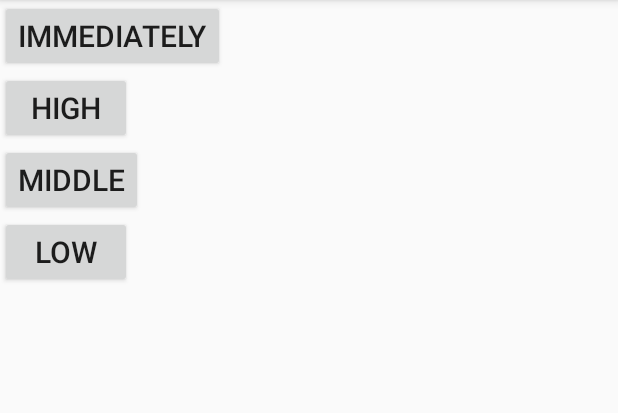
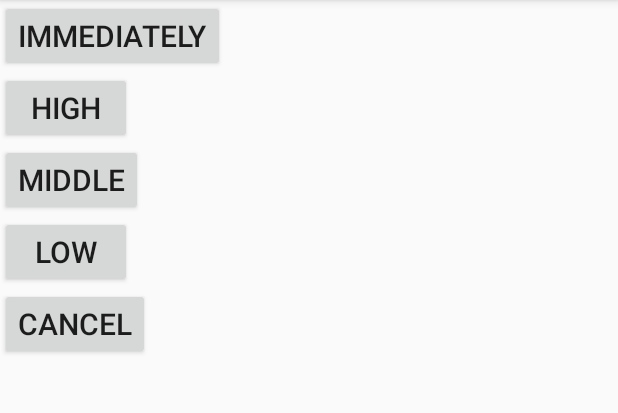
Before and after one commit to QuincyJiang/QueueDemo, an Android app: the screen it shows after launch (MainActivity), on a phone screen of 412 x 824 dp, the part 84-497 px from its top. Run offline under Robolectric (Android 15) with nearby library versions, the phone set to English and light mode, and no system bars; libraries missing offline, so code that uses them is left out: com.squareup.leakcanary; 1 statement that could not run was skipped.

```diff
--- a/app/src/main/AndroidManifest.xml
+++ b/app/src/main/AndroidManifest.xml
@@ -17,7 +17,6 @@
                 <category android:name="android.intent.category.LAUNCHER" />
             </intent-filter>
         </activity>
-        <activity android:name=".Main2Activity"></activity>
     </application>
 
 </manifest>
--- a/app/src/main/java/com/example/administrator/queuedemo/MainActivity.java
+++ b/app/src/main/java/com/example/administrator/queuedemo/MainActivity.java
@@ -16,6 +16,7 @@ public class MainActivity extends AppCompatActivity implements View.OnClickListe
     Button bt2;
     Button bt3;
     Button bt4;
+    Button bt5;
     private ShowTaskQueue taskQueue;
     @Override
     protected void onCreate(Bundle savedInstanceState) {
@@ -25,10 +26,12 @@ public class MainActivity extends AppCompatActivity implements View.OnClickListe
         bt2 = findViewById(R.id.bt_2);
         bt3 = findViewById(R.id.bt_3);
         bt4 = findViewById(R.id.bt_4);
+        bt5 = findViewById(R.id.bt_5);
         bt1.setOnClickListener(this);
         bt2.setOnClickListener(this);
         bt3.setOnClickListener(this);
         bt4.setOnClickListener(this);
+        bt5.setOnClickListener(this);
         taskQueue = ShowTaskQueue.getInstance();
         bt1.setOnClickListener(this);
     }
@@ -47,14 +50,19 @@ public class MainActivity extends AppCompatActivity implements View.OnClickListe
             case R.id.bt_4:
                 addlow();
                 break;
+            case R.id.bt_5:
+                task2.unlock();
+                break;
                 default:
         }
     }
+    ShowAlertTask task2;
     private void addImmediately(){
         new ShowAlertTask(taskQueue,this,"immediately","23333333",1).setPriority(TaskPriority.IMMEDIATELY).enqueue();
     }
     private void addHigh(){
-        new ShowAlertTask(taskQueue,this,"high","23333333",1).setPriority(TaskPriority.HIGH).enqueue();
+        task2 = (ShowAlertTask) (new ShowAlertTask(taskQueue,this,"high","23333333",1).setPriority(TaskPriority.HIGH));
+        task2.enqueue();
     }
     private void addmiddle(){
         new ShowAlertTask(taskQueue,this,"middle","23333333",1).setPriority(TaskPriority.DEFAULT).enqueue();
--- a/app/src/main/java/com/example/administrator/queuedemo/interf/IShowTask.java
+++ b/app/src/main/java/com/example/administrator/queuedemo/interf/IShowTask.java
@@ -19,4 +19,6 @@ public interface IShowTask extends Comparable<IShowTask>{
     String toString();
     boolean getShowStatus();
     int getDuration();
+    void lock() throws Exception;
+    void unlock();
 }
--- a/app/src/main/java/com/example/administrator/queuedemo/scheduler/ShowTaskExecutor.java
+++ b/app/src/main/java/com/example/administrator/queuedemo/scheduler/ShowTaskExecutor.java
@@ -4,8 +4,6 @@ import android.util.Log;
 
 import com.example.administrator.queuedemo.config.CurrentShowingTask;
 import com.example.administrator.queuedemo.interf.IShowTask;
-
-import java.util.concurrent.TimeUnit;
 
 import io.reactivex.Observable;
 import io.reactivex.ObservableEmitter;
@@ -44,7 +42,7 @@ public class ShowTaskExecutor {
                         showEvent.setEventType(TaskEvent.EventType.SHOW);
                         emitter.onNext(showEvent);
                         try {
-                            TimeUnit.SECONDS.sleep(iTask.getDuration());
+                            iTask.lock();
                         } catch (Exception e) {
                             e.printStackTrace();
                         }
--- a/app/src/main/java/com/example/administrator/queuedemo/tasks/ShowAlertTask.java
+++ b/app/src/main/java/com/example/administrator/queuedemo/tasks/ShowAlertTask.java
@@ -34,7 +34,7 @@ public class ShowAlertTask extends BaseShowTask {
     @Override
     public void show() {
         super.show();
-        Log.d("ShowTask","Task is showing..."+toString());
+        Log.d("ShowAlertTask","Task is showing..."+toString());
     }
 
     @Override
--- a/app/src/main/res/layout/activity_main.xml
+++ b/app/src/main/res/layout/activity_main.xml
@@ -29,4 +29,10 @@
         android:layout_height="wrap_content"
         android:textSize="20sp"
         android:text="low"/>
+    <Button
+        android:id="@+id/bt_5"
+        android:layout_width="wrap_content"
+        android:layout_height="wrap_content"
+        android:textSize="20sp"
+        android:text="cancel"/>
 </LinearLayout>
```
Also changed, not shown: app/src/main/java/com/example/administrator/queuedemo/Main2Activity.java (deleted, +0 -13 lines), app/src/main/java/com/example/administrator/queuedemo/tasks/BaseShowTask.java (+11 -0 lines).
